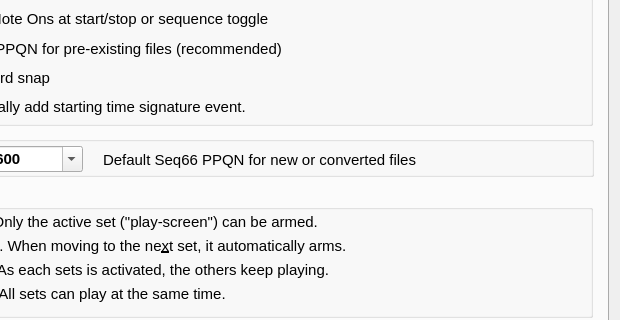
First picture: the form in seq_qt5/forms/qseditoptions.ui, repository ahlstromcj/seq66, before the edit; both pictures show x 130 to 750 and y 107 to 427 of the 750 by 670 pixel window.
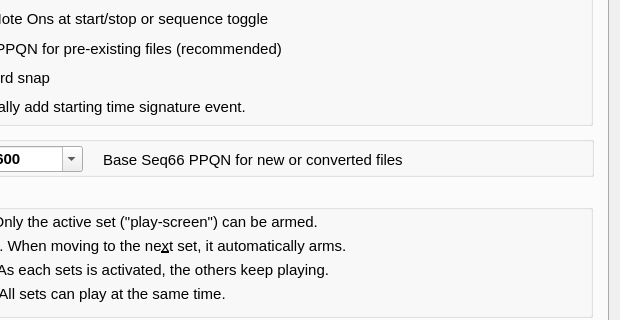
Second picture: the form after the edit.

Commit message: Changed the low PPQN to 24, documented.

Diff of the .ui file:
```diff
--- a/seq_qt5/forms/qseditoptions.ui
+++ b/seq_qt5/forms/qseditoptions.ui
@@ -2634,7 +2634,7 @@
         </font>
        </property>
        <property name="text">
-        <string>Default Seq66 PPQN for new or converted files</string>
+        <string>Base Seq66 PPQN for new or converted files</string>
        </property>
       </widget>
       <widget class="QComboBox" name="combo_box_ppqn">
```
Left out of the diff: 3 changed lines with no effect on the pictures. The commit also changes 17 other files.
